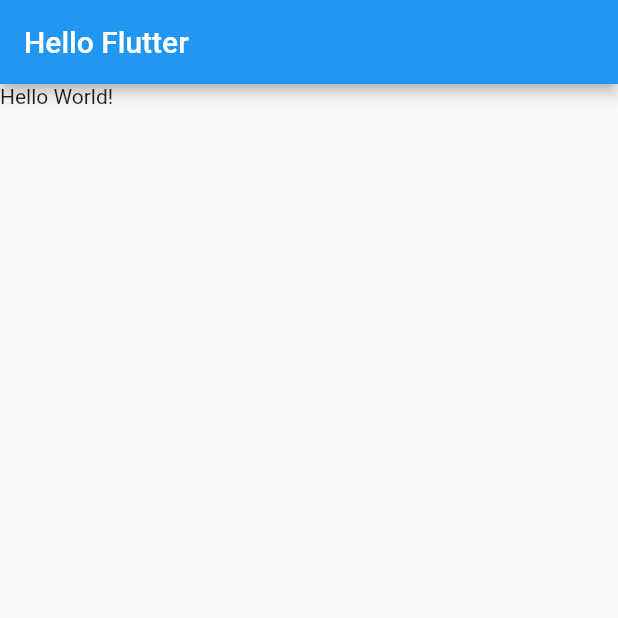
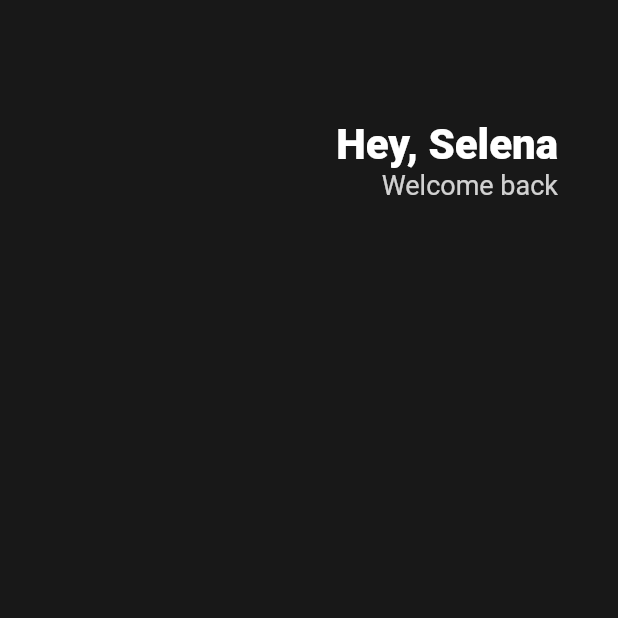
Before and after one commit to grandff/sample-flutter, a Flutter app: the screen it shows after launch, on a phone screen of 412 x 824 dp, the top half of it. Run offline on Flutter 3.47's test engine with Material 2 defaults, Android fonts, the phone set to English and light mode, and no system bars.

Commit message:
Feat : 3.0 Header

```diff
--- a/lib/main.dart
+++ b/lib/main.dart
@@ -10,10 +10,42 @@
     // 메인 테마 설정
     return MaterialApp(
       home: Scaffold(
-        appBar: AppBar(
-          title : Text('Hello Flutter')
-        ),
-        body: Text('Hello World!'),
+        backgroundColor: Color(0xFF181818),   // 커스텀배경색지정. 0xFF 로 시작
+        body: Padding(
+          padding: EdgeInsets.symmetric(
+            horizontal: 40
+          ),
+          child: Column(
+            children: [
+              SizedBox( // 말그대로 사이즈가 있는 박스.. div같은
+                height: 80,
+              ),
+              Row(
+                mainAxisAlignment: MainAxisAlignment.end, // 해당 ROW의 요소들을 맨끝으로 정렬
+                children: [
+                  Column(
+                    crossAxisAlignment: CrossAxisAlignment.end, // 텍스트의 끝으로 정렬. 이 옵션을 안주면 두번쨰의 Welcome back 정렬이 이상해짐
+                    children: [
+                    Text('Hey, Selena',
+                      style: TextStyle(
+                        color: Colors.white,
+                        fontSize: 28,
+                        fontWeight: FontWeight.w800
+                      ),
+                    ),
+                    Text('Welcome back',
+                      style: TextStyle(
+                        color:Colors.white.withOpacity(0.8),
+                        fontSize: 18
+                      ),
+                    ),
+                  ],)
+                ],
+              )
+            ],
+          ),
+        )
+
       ),
     );
   }
```
Also changed, not shown: 1 other file.
